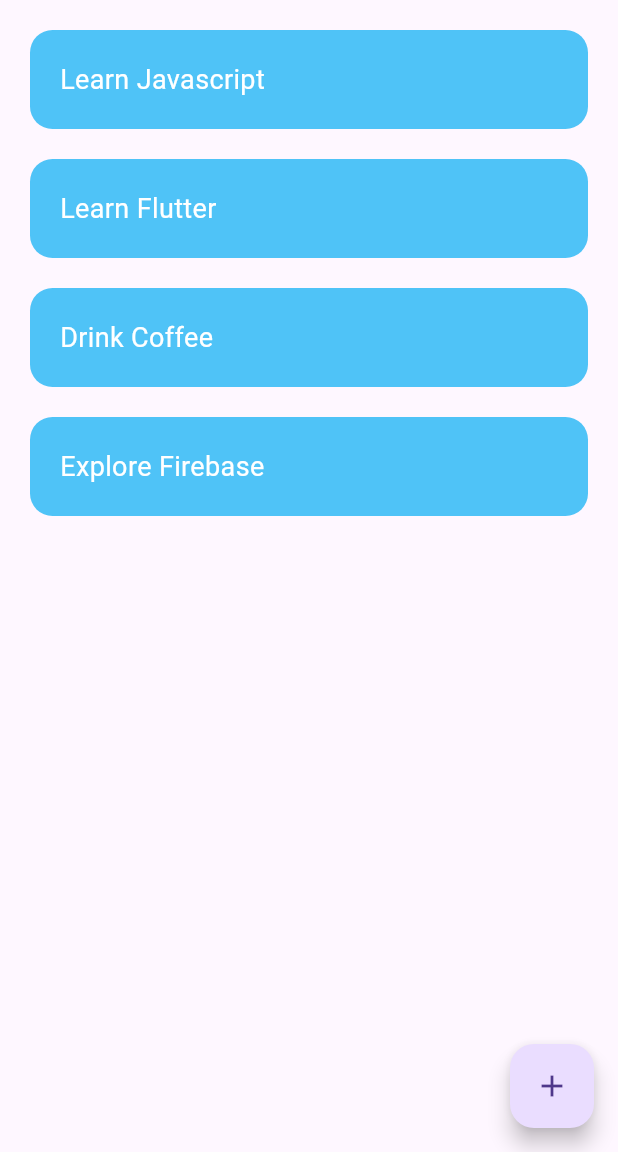
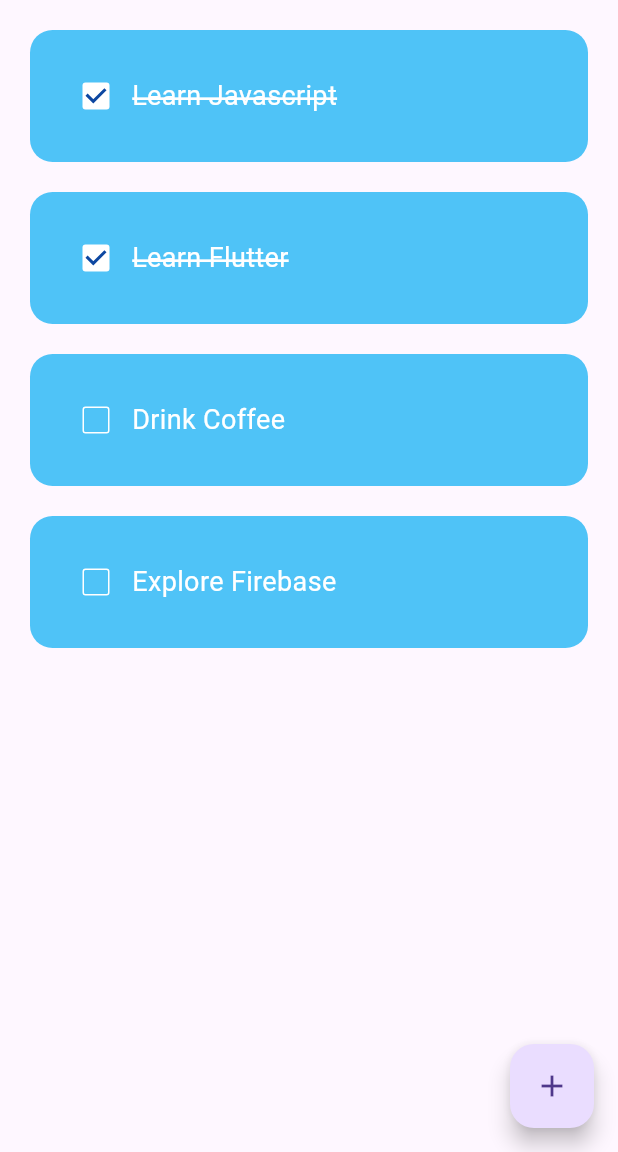
Before and after one commit to huachen8858/flutter_todo_app, a Flutter app: the screen it shows after launch, on a phone screen of 412 x 824 dp, the part 84-1236 px from its top. Run offline on Flutter 3.47's test engine with Material 3 defaults, Android fonts, the phone set to English and light mode, and no system bars.

Commit message:
add checkbox and handling onChanged function

```diff
--- a/lib/pages/home_page.dart
+++ b/lib/pages/home_page.dart
@@ -16,6 +16,12 @@ class _HomePageState extends State<HomePage> {
     ['Explore Firebase', false],
   ];
 
+  void checkBoxChanged(int index) {
+    setState(() {
+      toDoList[index][1] = !toDoList[index][1];
+    });
+  }
+
   @override
   Widget build(BuildContext context) {
     return Scaffold(
@@ -27,7 +33,11 @@ class _HomePageState extends State<HomePage> {
       body: ListView.builder(
         itemCount: toDoList.length,
         itemBuilder: (BuildContext context, index) {
-          return TodoList(taskName: toDoList[index][0]);
+          return TodoList(
+            taskName: toDoList[index][0],
+            taskCompleted: toDoList[index][1],
+            onChanged: (value) => checkBoxChanged(index),
+          );
         },
       ),
       floatingActionButton: FloatingActionButton(
--- a/lib/utils/todo_list.dart
+++ b/lib/utils/todo_list.dart
@@ -1,9 +1,16 @@
 import 'package:flutter/material.dart';
 
 class TodoList extends StatelessWidget {
-  const TodoList({super.key, required this.taskName});
+  const TodoList({
+    super.key,
+    required this.taskName,
+    required this.taskCompleted,
+    this.onChanged,
+  });
 
   final String taskName;
+  final bool taskCompleted;
+  final Function(bool?)? onChanged;
 
   @override
   Widget build(BuildContext context) {
@@ -15,9 +22,28 @@ class TodoList extends StatelessWidget {
           color: Colors.lightBlue[300],
           borderRadius: BorderRadius.circular(15),
         ),
-        child: Text(
-          taskName,
-          style: const TextStyle(color: Colors.white, fontSize: 18),
+        child: Row(
+          children: [
+            Checkbox(
+              value: taskCompleted,
+              onChanged: onChanged,
+              checkColor: Colors.blue[900],
+              activeColor: Colors.white,
+              side: const BorderSide(color: Colors.white),
+            ),
+            Text(
+              taskName,
+              style: TextStyle(
+                color: Colors.white,
+                fontSize: 18,
+                decoration: taskCompleted
+                    ? TextDecoration.lineThrough
+                    : TextDecoration.none,
+                decorationColor: Colors.white,
+                decorationThickness: 2,
+              ),
+            ),
+          ],
         ),
       ),
     );
```
